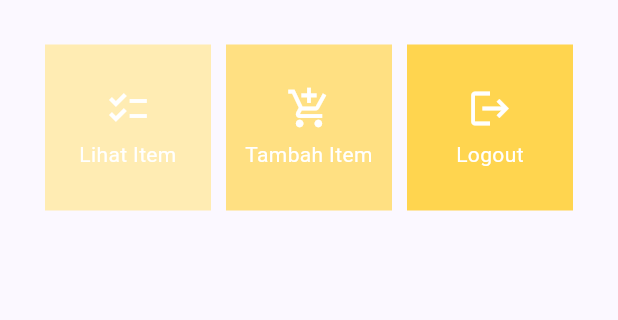
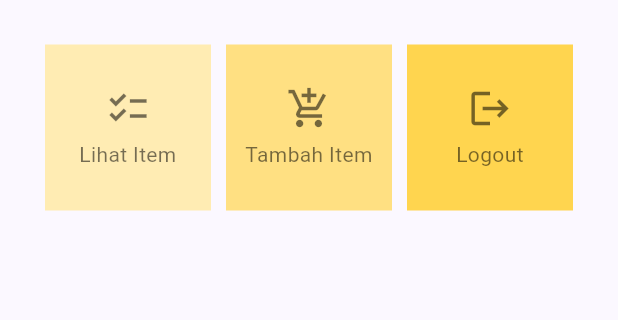
Before and after one commit to Arxeno/flutter-merch-shop, a Flutter app: the screen it shows after launch, on a phone screen of 412 x 824 dp, the part 179-499 px from its top. Run offline on Flutter 3.47's test engine with Material 2 defaults, Android fonts, the phone set to English and light mode, and no system bars.

Commit message:
change font color

```diff
--- a/lib/menu.dart
+++ b/lib/menu.dart
@@ -104,14 +104,14 @@ class InventoryCard extends StatelessWidget {
               children: [
                 Icon(
                   item.icon,
-                  color: Colors.white,
+                  color: Colors.black54,
                   size: 30.0,
                 ),
                 const Padding(padding: EdgeInsets.all(3)),
                 Text(
                   item.name,
                   textAlign: TextAlign.center,
-                  style: const TextStyle(color: Colors.white),
+                  style: const TextStyle(color: Colors.black54),
                 ),
               ],
             ),
```
